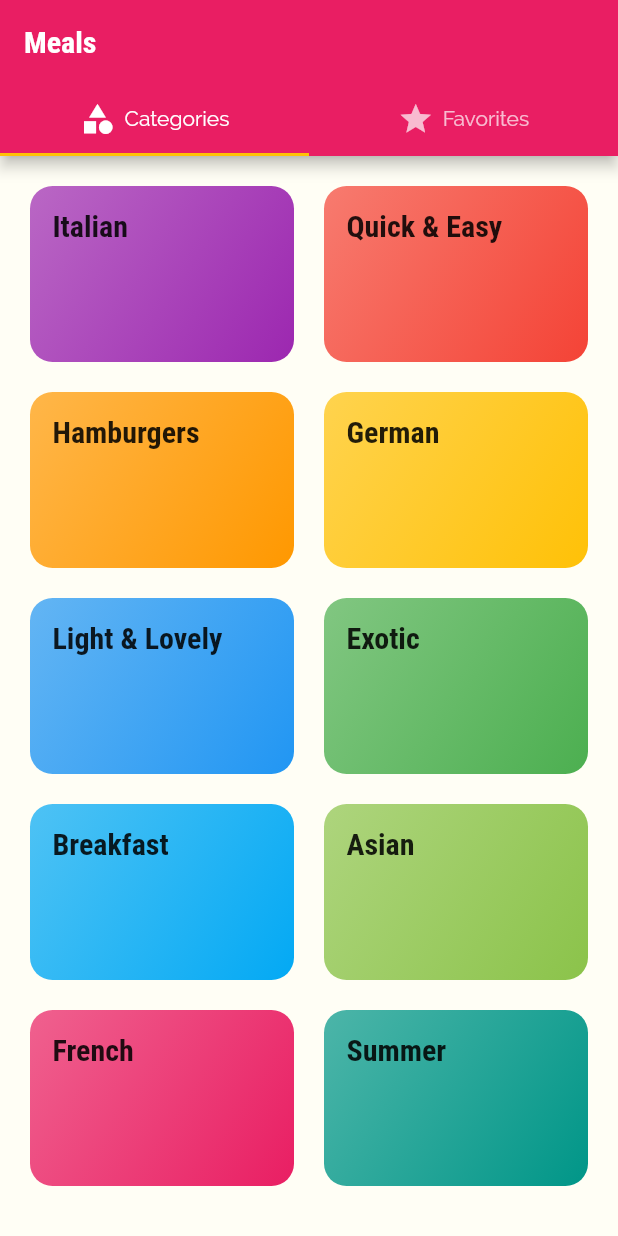
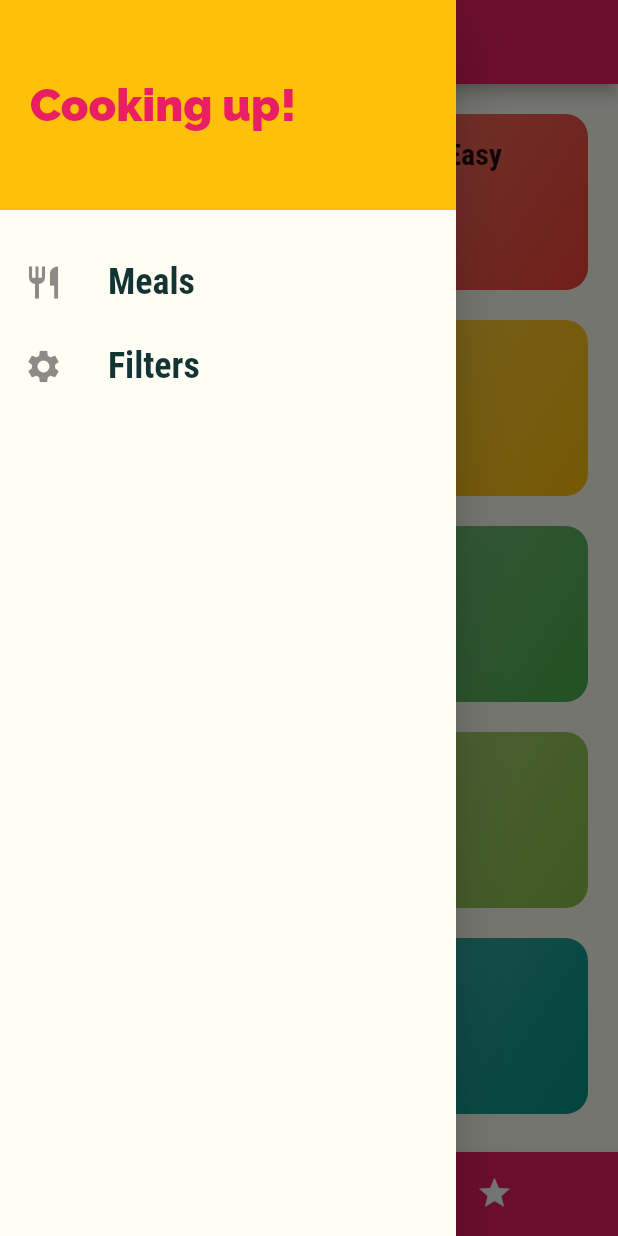
Before and after one commit to s17476/meals_app, a Flutter app: the screen it shows after launch, with the side drawer open (before the commit the screen has no drawer), on a phone screen of 412 x 824 dp. Run offline on Flutter 3.47's test engine with Material 2 defaults, Android fonts, the phone set to English and light mode, and no system bars.

Commit message:
tabs added

```diff
--- a/lib/main.dart
+++ b/lib/main.dart
@@ -3,6 +3,7 @@ import 'package:flutter/material.dart';
 import 'package:meals_app/models/category.dart';
 import 'package:meals_app/screens/categories_screen.dart';
 import 'package:meals_app/screens/category_meals_screen.dart';
+import 'package:meals_app/screens/filters_screen.dart';
 import 'package:meals_app/screens/meal_details_screen.dart';
 import 'package:meals_app/screens/tabs_screen.dart';
 
@@ -37,17 +38,25 @@ class MealsApp extends StatelessWidget {
               fontFamily: 'RobotoCondensed',
               fontWeight: FontWeight.bold,
             ),
+            headline5: const TextStyle(
+              fontSize: 22,
+              fontFamily: 'RobotoCondensed',
+              color: Colors.white,
+            ),
           ),
     );
 
     return MaterialApp(
       title: 'DeliMeals',
       theme: _themeData,
-      home: const TabsScreen(),
+      //home: const TabsScreen(),
       debugShowCheckedModeBanner: false,
+      initialRoute: TabsScreen.routeName,
       routes: {
+        TabsScreen.routeName: (ctx) => const TabsScreen(),
         CategoryMealsScreen.routeName: (ctx) => const CategoryMealsScreen(),
         MealDetailsScreen.routeName: (ctx) => const MealDetailsScreen(),
+        FiltersScreen.routeName: (ctx) => const FiltersScreen(),
       },
       onUnknownRoute: (settings) {
         return MaterialPageRoute(builder: (ctx) => const CategoryMealsScreen());
--- a/lib/screens/category_meals_screen.dart
+++ b/lib/screens/category_meals_screen.dart
@@ -22,6 +22,7 @@ class CategoryMealsScreen extends StatelessWidget {
     return Scaffold(
       appBar: AppBar(
         title: Text(categoryTitle!),
+        titleTextStyle: Theme.of(context).textTheme.headline5,
       ),
       body: ListView.builder(
         itemBuilder: (ctx, index) {
--- a/lib/screens/favorites_screen.dart
+++ b/lib/screens/favorites_screen.dart
@@ -1,7 +1,7 @@
 import 'package:flutter/material.dart';
 
-class Favorites extends StatelessWidget {
-  const Favorites({Key? key}) : super(key: key);
+class FavoritesScreen extends StatelessWidget {
+  const FavoritesScreen({Key? key}) : super(key: key);
 
   @override
   Widget build(BuildContext context) {
--- /dev/null
+++ b/lib/screens/filters_screen.dart
@@ -0,0 +1,21 @@
+import 'package:flutter/material.dart';
+import 'package:meals_app/widgets/main_drawer.dart';
+
+class FiltersScreen extends StatelessWidget {
+  const FiltersScreen({Key? key}) : super(key: key);
+
+  static const routeName = '/filters';
+
+  @override
+  Widget build(BuildContext context) {
+    return Scaffold(
+      appBar: AppBar(
+        title: const Text('Filters'),
+      ),
+      drawer: const MainDrawer(),
+      body: const Center(
+        child: Text('data'),
+      ),
+    );
+  }
+}
--- a/lib/screens/meal_details_screen.dart
+++ b/lib/screens/meal_details_screen.dart
@@ -22,6 +22,7 @@ class MealDetailsScreen extends StatelessWidget {
     return Scaffold(
         appBar: AppBar(
           title: Text(meal.title),
+          titleTextStyle: Theme.of(context).textTheme.headline5,
         ),
         body: SingleChildScrollView(
           child: Column(
--- a/lib/screens/tabs_screen.dart
+++ b/lib/screens/tabs_screen.dart
@@ -1,53 +1,64 @@
 import 'package:flutter/material.dart';
 import 'package:meals_app/screens/categories_screen.dart';
 import 'package:meals_app/screens/favorites_screen.dart';
+import 'package:meals_app/widgets/main_drawer.dart';
 
 class TabsScreen extends StatefulWidget {
   const TabsScreen({Key? key}) : super(key: key);
+
+  static const routeName = '/';
 
   @override
   _TabsScreenState createState() => _TabsScreenState();
 }
 
 class _TabsScreenState extends State<TabsScreen> {
+  final List<Map<String, Object>> _pages = const [
+    {
+      'page': CategoriesScreen(),
+      'title': 'Categories',
+    },
+    {
+      'page': FavoritesScreen(),
+      'title': 'Favorites',
+    },
+  ];
+
+  int _selectedPageIndex = 0;
+
+  void _selectPage(int index) {
+    setState(() {
+      _selectedPageIndex = index;
+    });
+  }
+
   @override
   Widget build(BuildContext context) {
-    return DefaultTabController(
-      length: 2,
-      child: Scaffold(
-        appBar: AppBar(
-          title: const Text('Meals'),
-          bottom: TabBar(tabs: [
-            Tab(
-              child: Row(
-                mainAxisAlignment: MainAxisAlignment.center,
-                children: const [
-                  Icon(Icons.category),
-                  SizedBox(
-                    width: 6,
-                  ),
-                  Text('Categories'),
-                ],
-              ),
-            ),
-            Tab(
-              child: Row(
-                mainAxisAlignment: MainAxisAlignment.center,
-                children: const [
-                  Icon(Icons.star),
-                  SizedBox(
-                    width: 6,
-                  ),
-                  Text('Favorites'),
-                ],
-              ),
-            ),
-          ]),
-        ),
-        body: const TabBarView(children: [
-          CategoriesScreen(),
-          Favorites(),
-        ]),
+    return Scaffold(
+      appBar: AppBar(
+        title: Text(_pages[_selectedPageIndex]['title'] as String),
+        titleTextStyle: Theme.of(context).textTheme.headline5,
+      ),
+      drawer: const MainDrawer(),
+      body: _pages[_selectedPageIndex]['page'] as Widget,
+      bottomNavigationBar: BottomNavigationBar(
+        onTap: _selectPage,
+        type: BottomNavigationBarType.shifting,
+        items: [
+          BottomNavigationBarItem(
+            icon: const Icon(Icons.category),
+            label: 'Categories',
+            backgroundColor: Theme.of(context).primaryColor,
+          ),
+          BottomNavigationBarItem(
+            icon: const Icon(Icons.star),
+            label: 'Favorites',
+            backgroundColor: Theme.of(context).primaryColor,
+          )
+        ],
+        unselectedItemColor: Colors.white,
+        selectedItemColor: Theme.of(context).colorScheme.secondary,
+        currentIndex: _selectedPageIndex,
       ),
     );
   }
--- /dev/null
+++ b/lib/widgets/main_drawer.dart
@@ -0,0 +1,64 @@
+import 'package:flutter/cupertino.dart';
+import 'package:flutter/material.dart';
+import 'package:meals_app/screens/filters_screen.dart';
+import 'package:meals_app/screens/tabs_screen.dart';
+
+class MainDrawer extends StatelessWidget {
+  const MainDrawer({Key? key}) : super(key: key);
+
+  Widget buildListTile(String title, IconData icon, VoidCallback tapHandler) {
+    return ListTile(
+      leading: Icon(
+        icon,
+        size: 26,
+      ),
+      title: Text(
+        title,
+        style: const TextStyle(
+          fontFamily: 'RobotoCondensed',
+          fontSize: 24,
+          fontWeight: FontWeight.bold,
+        ),
+      ),
+      onTap: tapHandler,
+    );
+  }
+
+  @override
+  Widget build(BuildContext context) {
+    return Drawer(
+      child: Column(
+        children: [
+          Container(
+            height: 140,
+            width: double.infinity,
+            padding: const EdgeInsets.all(20),
+            alignment: Alignment.centerLeft,
+            color: Theme.of(context).colorScheme.secondary,
+            child: Text('Cooking up!',
+                style: TextStyle(
+                  fontWeight: FontWeight.w900,
+                  fontSize: 30,
+                  color: Theme.of(context).primaryColor,
+                )),
+          ),
+          const SizedBox(
+            height: 20,
+          ),
+          buildListTile(
+            'Meals',
+            Icons.restaurant,
+            () => Navigator.of(context)
+                .pushReplacementNamed(TabsScreen.routeName),
+          ),
+          buildListTile(
+            'Filters',
+            Icons.settings,
+            () => Navigator.of(context)
+                .pushReplacementNamed(FiltersScreen.routeName),
+          ),
+        ],
+      ),
+    );
+  }
+}
```
